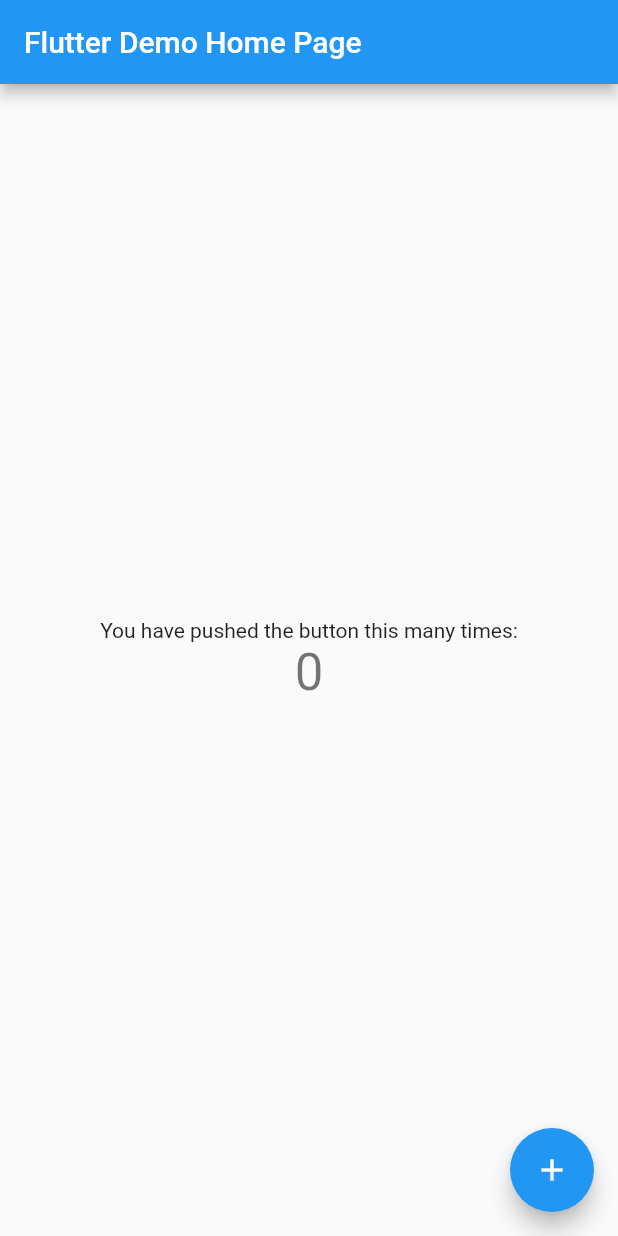
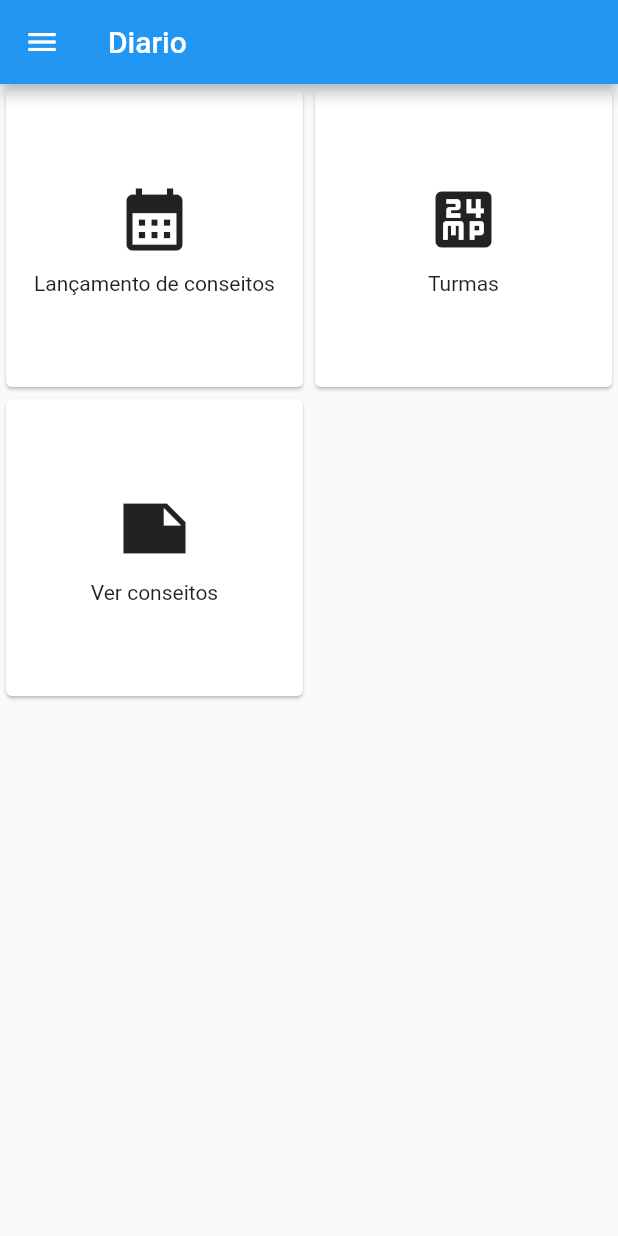
Before and after one commit to souza99/diario_de_classe, a Flutter app: the screen it shows after launch, on a phone screen of 412 x 824 dp. Run offline on Flutter 3.47's test engine with Material 2 defaults, Android fonts, the phone set to English and light mode, and no system bars; missing offline and left inert: dart:ffi.

Commit message:
Criando tela principal com menus e tela de listagem de turmas

```diff
--- /dev/null
+++ b/lib/View/MenuLateral.dart
@@ -0,0 +1,125 @@
+import 'package:diario_de_classe/View/Turma/TurmaList.dart';
+import 'package:flutter/material.dart';
+
+class MenuLateral extends StatefulWidget {
+  final farm;
+  const MenuLateral({Key? key, required this.farm}) : super(key: key);
+  @override
+  State<MenuLateral> createState() => _MenuLateralState();
+}
+
+class _MenuLateralState extends State<MenuLateral> {
+  var _farm;
+
+  @override
+  void initState() {
+    super.initState();
+    _farm = widget.farm;
+  }
+
+  // Lista de quadrados com ícone
+  final List<Map<String, dynamic>> boiItems = [
+    {'title': 'Lançamento de conseitos', 'icon': Icons.calendar_month_sharp},
+    {'title': 'Turmas', 'icon': Icons.twenty_four_mp},
+    {'title': 'Ver conseitos', 'icon': Icons.note_sharp},
+  ];
+
+  @override
+  Widget build(BuildContext context) {
+    return Scaffold(
+      appBar: AppBar(
+        title: Text('Diario'),
+      ),
+      drawer: Drawer(
+        child: ListView(
+          children: <Widget>[
+            UserAccountsDrawerHeader(
+              accountName: Text('Joao P.'),
+              accountEmail: Text('seu@email.com'),
+              currentAccountPicture: CircleAvatar(
+                backgroundImage:
+                    NetworkImage('https://via.placeholder.com/150x150'),
+              ),
+            ),
+            ListTile(
+              title: Text('Tela 1'),
+              onTap: () {
+                // Código para navegar para outra tela
+              },
+            ),
+            ListTile(
+              title: Text('Página 3'),
+              onTap: () {
+                // Código para navegar para outra tela
+              },
+            ),
+          ],
+        ),
+      ),
+      body: Container(
+        child: Center(
+          child: GridView.builder(
+            gridDelegate: SliverGridDelegateWithFixedCrossAxisCount(
+              crossAxisCount: 2, // Defina o número de colunas desejado
+            ),
+            itemCount: boiItems.length,
+            itemBuilder: (context, index) {
+              return GestureDetector(
+                onTap: () {
+                  // Ação a ser executada quando o quadrado for clicado
+                  _onBoiItemClicked(index);
+                },
+                child: Card(
+                  child: Center(
+                    child: Column(
+                      mainAxisAlignment: MainAxisAlignment.center,
+                      children: [
+                        Icon(
+                          boiItems[index]['icon'],
+                          size: 50,
+                        ),
+                        SizedBox(height: 10),
+                        Text(
+                          boiItems[index]['title'],
+                          textAlign: TextAlign.center,
+                        ),
+                      ],
+                    ),
+                  ),
+                ),
+              );
+            },
+          ),
+        ),
+      ),
+    );
+  }
+
+  void _onBoiItemClicked(int index) {
+    // Ação a ser executada quando um quadrado for clicado
+    switch (index) {
+      case 0:
+        Navigator.push(
+          context,
+          MaterialPageRoute(builder: (context) => TurmaList()),
+        );
+        break;
+      case 1:
+        Navigator.push(
+          context,
+          MaterialPageRoute(builder: (context) => TurmaList()),
+        );
+        break;
+      case 2:
+        // Navigator.push(
+        //   context,
+        //   MaterialPageRoute(builder: (context) => GadoList(farm: _farm)),
+        // );
+        break;
+      // Adicione mais casos de acordo com os itens adicionados acima
+      default:
+        // Caso nenhum tratamento específico seja necessário
+        break;
+    }
+  }
+}
--- a/lib/main.dart
+++ b/lib/main.dart
@@ -1,3 +1,4 @@
+import 'package:diario_de_classe/View/MenuLateral.dart';
 import 'package:flutter/material.dart';
 
 void main() {
@@ -13,18 +14,9 @@
     return MaterialApp(
       title: 'Flutter Demo',
       theme: ThemeData(
-        // This is the theme of your application.
-        //
-        // Try running your application with "flutter run". You'll see the
-        // application has a blue toolbar. Then, without quitting the app, try
-        // changing the primarySwatch below to Colors.green and then invoke
-        // "hot reload" (press "r" in the console where you ran "flutter run",
-        // or simply save your changes to "hot reload" in a Flutter IDE).
-        // Notice that the counter didn't reset back to zero; the application
-        // is not restarted.
         primarySwatch: Colors.blue,
       ),
-      home: const MyHomePage(title: 'Flutter Demo Home Page'),
+      home: MenuLateral(farm: 0),
     );
   }
 }
```
Also changed, not shown: lib/View/Turma/TurmaList.dart (added, +195 -0 lines), pubspec.lock.
